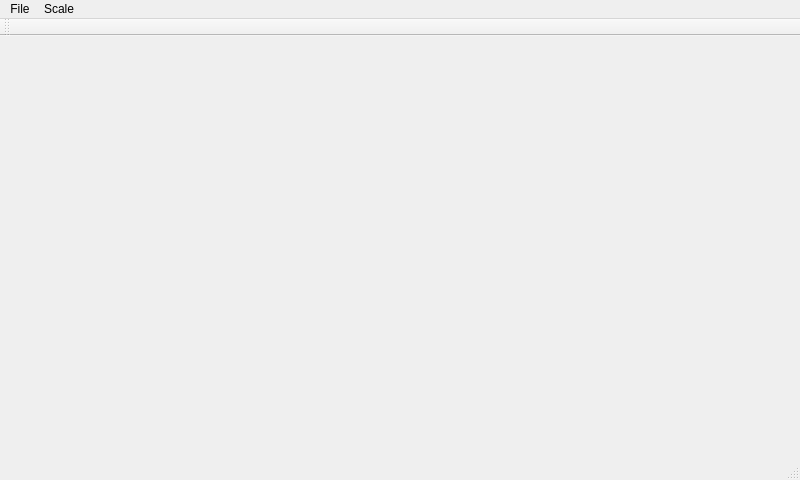
Above: qt/mainwindow.ui from xuleilx/MediaPlayer before the change. Below: the same form after it.
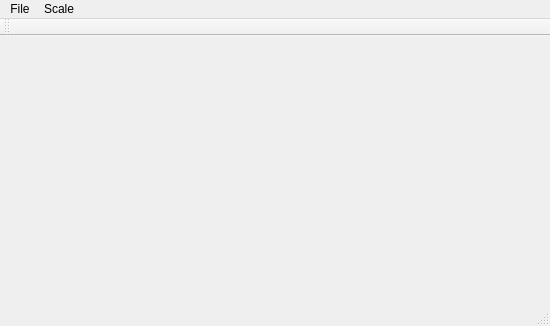
That is the form after the change.

Commit message: update input widget

Patch:
```diff
--- a/qt/mainwindow.ui
+++ b/qt/mainwindow.ui
@@ -6,8 +6,8 @@
    <rect>
     <x>0</x>
     <y>0</y>
-    <width>800</width>
-    <height>480</height>
+    <width>550</width>
+    <height>326</height>
    </rect>
   </property>
   <property name="windowTitle">
@@ -19,7 +19,7 @@
     <rect>
      <x>0</x>
      <y>0</y>
-     <width>800</width>
+     <width>550</width>
      <height>20</height>
     </rect>
    </property>
```
The commit also changes 5 other files.
